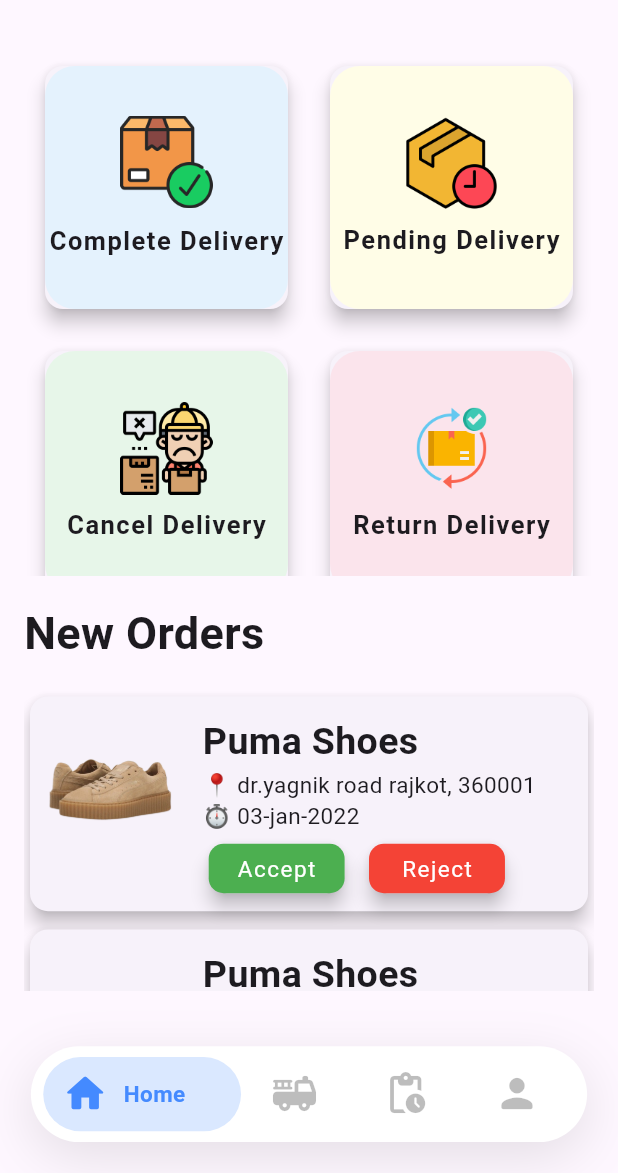
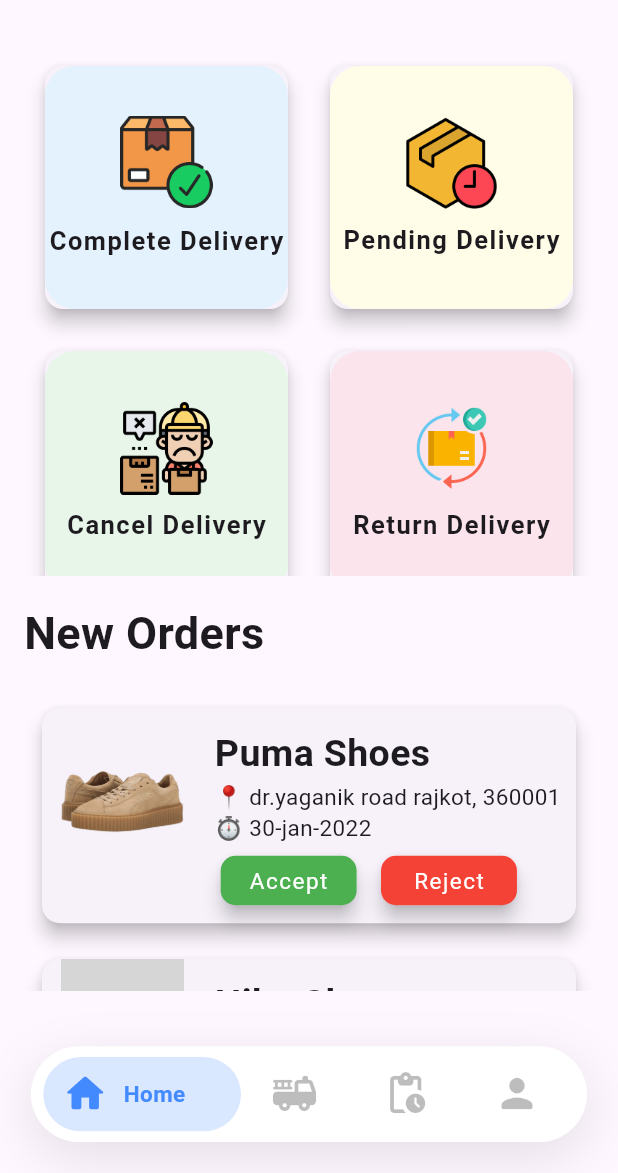
Before and after one commit to barad-rajbha/first_project, a Flutter app: the HomePage screen opened by its route, after a tap on "Accept", on a phone screen of 412 x 824 dp, the part 63-1236 px from its top. Run offline on Flutter 3.47's test engine with Material 3 defaults, Android fonts, the phone set to English and light mode, and no system bars; our stand-ins replace cloud_firestore, firebase_auth, firebase_core, firebase_storage, image_picker, lottie; accounts and stored records are empty; project files that could hold a hidden picture were left out; grey boxes are pictures that could not be loaded.

Commit message:
13-06-2024

```diff
--- a/lib/main.dart
+++ b/lib/main.dart
@@ -31,6 +31,7 @@
         ChangeNotifierProvider(
           create: (context) => UserData(),
         ),
+
       ],
       builder: (context, child) => MaterialApp(
         debugShowCheckedModeBanner: false,
--- a/lib/screen/homepage.dart
+++ b/lib/screen/homepage.dart
@@ -1,5 +1,6 @@
 import 'package:flutter/material.dart';
 import 'package:uireprika/widgets/nevbar.dart';
+import '../utils/util.dart';
 import '../widgets/drawer.dart';
 import '../widgets/orders.dart';
 
@@ -19,8 +20,7 @@
       appBar: AppBar(
         actions: [
           InkWell(
-            onTap: () {
-            },
+            onTap: () {},
             child: Container(
                 height: displaywidth * 0.02,
                 width: displaywidth * 0.02,
@@ -212,42 +212,31 @@
             SizedBox(
               height: displaywidth * 0.02,
             ),
-            Orders(),
-            SizedBox(
-              height: displaywidth * 0.005,
-            ),
-            Orders(),
-            SizedBox(
-              height: displaywidth * 0.005,
-            ),
-            Orders(),
-            SizedBox(
-              height: displaywidth * 0.005,
-            ),
-            Orders(),
-            SizedBox(
-              height: displaywidth * 0.005,
-            ),
-            Orders(),
-            SizedBox(
-              height: displaywidth * 0.005,
-            ),
-            Orders(),
-            SizedBox(
-              height: displaywidth * 0.005,
-            ),
-            Orders(),
-            SizedBox(
-              height: displaywidth * 0.005,
-            ),
-            Orders(),
-            SizedBox(
-              height: displaywidth * 0.005,
-            ),
-            Orders(),
-            SizedBox(
-              height: displaywidth * 0.005,
-            ),
+            Container(
+              child: Column(
+                children: orderslist.map(
+                  (e) {
+                    String img = e['image'];
+                    String com = e['company'];
+                    String add = e['address'];
+                    String time = e['time'];
+                    bool accept = e['accept'];
+                    int orderid = e['orderid'];
+                    return (accept == false)
+                        ? Padding(
+                            padding: const EdgeInsets.all(8.0),
+                            child: Orders(
+                                img: img,
+                                com: com,
+                                add: add,
+                                time: time,
+                                accept: accept,orderid: orderid),
+                          )
+                        : Container();
+                  },
+                ).toList(),
+              ),
+            )
           ],
         ),
       ),
--- /dev/null
+++ b/lib/utils/util.dart
@@ -0,0 +1,43 @@
+List<Map<String, dynamic>> orderslist = [
+  {
+    'orderid': 0,
+    'company': 'Puma Shoes',
+    'address': '📍 dr.yaganik road rajkot, 360001',
+    'image': 'asset/img/1.png',
+    'time': '30-jan-2022',
+    'accept': false
+  },
+  {
+    'orderid': 1,
+    'company': 'Nike Shoes',
+    'address': '📍 ring road rajkot, 360001',
+    'image':
+        'asset/img/PNG_Image_Of_Running_Shoes_With_A_Clear_Background_-_Image_ID_18586_png_-_Free_PNG_Images-removebg-preview.png',
+    'time': '20-feb-2022',
+    'accept': false
+  },
+  {
+    'orderid': 2,
+    'company': 'Puma T-shirt',
+    'address': '📍 150 fit road rajkot, 360001',
+    'image': 'asset/img/pp-removebg-preview.png',
+    'time': '15-jan-2022',
+    'accept': false
+  },
+  {
+    'orderid': 3,
+    'company': 'Nike T-shirt',
+    'address': '📍 amin marg road rajkot, 360001',
+    'image': 'asset/img/nike-removebg-preview.png',
+    'time': '6-jun-2022',
+    'accept': false
+  },
+  {
+    'orderid': 4,
+    'company': 'U.S. Polo Shirt',
+    'address': '📍 dr.yagnik road rajkot, 360001',
+    'image': 'asset/img/tomiy-removebg-preview.png',
+    'time': '03-des-2022',
+    'accept': false
+  },
+];
--- a/lib/widgets/orders.dart
+++ b/lib/widgets/orders.dart
@@ -1,10 +1,27 @@
+import 'package:cloud_firestore/cloud_firestore.dart';
 import 'package:flutter/material.dart';
 import 'package:provider/provider.dart';
 
 import '../controller/controller.dart';
+import '../utils/util.dart';
 
 class Orders extends StatefulWidget {
-  const Orders({super.key});
+  String img;
+  String com;
+  String add;
+  String time;
+  bool accept;
+  int orderid;
+
+  Orders({
+    super.key,
+    required this.img,
+    required this.com,
+    required this.add,
+    required this.time,
+    required this.accept,
+    required this.orderid,
+  });
 
   @override
   State<Orders> createState() => _OrdersState();
@@ -13,6 +30,12 @@
 class _OrdersState extends State<Orders> {
   @override
   Widget build(BuildContext context) {
+    DateTime date = DateTime.now();
+    String yearref = date.year.toString();
+    String month = date.month.toString();
+    String datetime =
+        '${date.millisecond}-${date.microsecond}-${date.second}-${date.day}-${date.month}';
+    FirebaseFirestore firestore = FirebaseFirestore.instance;
     UserData userData = Provider.of<UserData>(context);
     double displaywidth = MediaQuery.of(context).size.height;
     return Card(
@@ -29,7 +52,7 @@
               width: displaywidth * 0.100,
               decoration: BoxDecoration(
                 image: DecorationImage(
-                  image: AssetImage('asset/img/1.png'),
+                  image: AssetImage(widget.img),
                 ),
               ),
             ),
@@ -45,11 +68,11 @@
                     height: displaywidth * 0.005,
                   ),
                   Text(
-                    'Puma Shoes',
+                    widget.com,
                     style: TextStyle(fontSize: 25, fontWeight: FontWeight.bold),
                   ),
                   Text(
-                    '📍 dr.yagnik road rajkot, 360001\n⏱️ 03-jan-2022',
+                    '${widget.add}\n⏱️ ${widget.time}',
                     style: TextStyle(fontSize: 15),
                   ),
                   SizedBox(
@@ -58,10 +81,41 @@
                   Row(
                     children: [
                       InkWell(
-                        onTap: (){
-                          userData.orderAccepted();
-                          print('*******');
-                          print(userData.orderAccept);
+                        onTap: () async{
+                          if (userData.name == '' ||
+                              userData.number == '' ||
+                              userData.email == '' ||
+                              userData.address == '' ||
+                              userData.pincode == '' ||
+                              userData.city == '' ||
+                              userData.state == '') {
+                            print('**************************************');
+                          } else {
+                            await firestore
+                                .collection('AllUsersDelivery')
+                                .doc('+91${userData.number.text}')
+                                .collection(yearref)
+                                .doc(month)
+                                .collection('orders')
+                                .doc(datetime)
+                                .set({
+                              'name': userData.name.text.toString(),
+                              'number': userData.number.text.toString(),
+                              'email': userData.email.text.toString(),
+                              'address': userData.address.text.toString(),
+                              'pin code': userData.pincode.text.toString(),
+                              'city': userData.city.text.toString(),
+                              'state': userData.state.text.toString(),
+                              'image': userData.imageUrl,
+                              'order': {
+                                'order company': widget.com,
+                                'order address': widget.add,
+                                'order time': widget.time,
+                                'order img': widget.img,
+                              },
+                            });
+                          }
+                          orderslist.removeAt(widget.orderid);
                         },
                         child: Card(
                           elevation: 5,
--- a/pubspec.yaml
+++ b/pubspec.yaml
@@ -44,6 +44,7 @@
   cloud_firestore:
   flutter_launcher_icons:
   firebase_storage:
+  change_app_package_name: ^1.2.0
 
 dev_dependencies:
   flutter_test:
```
Also changed, not shown: lib/screen/orderpage.dart (+24 -49 lines), pubspec.lock, 13 other files.
